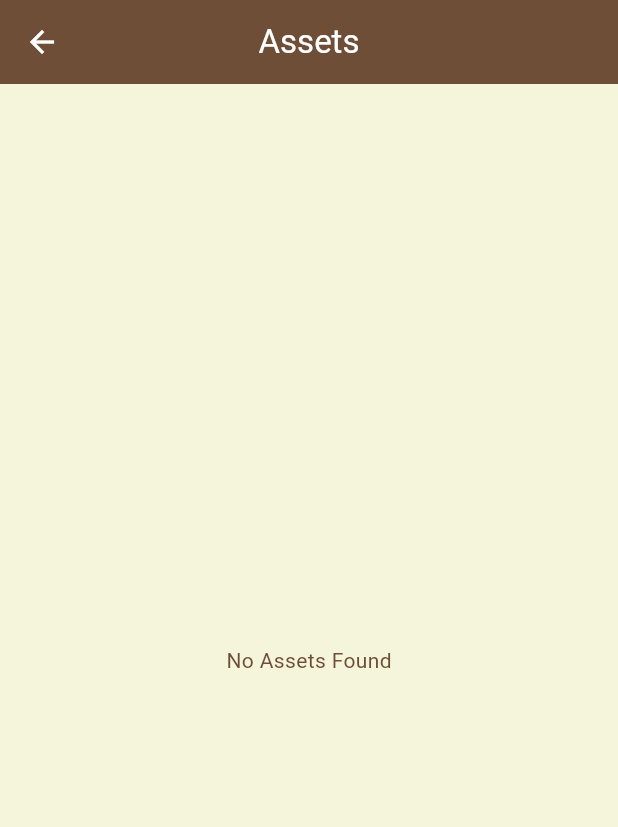
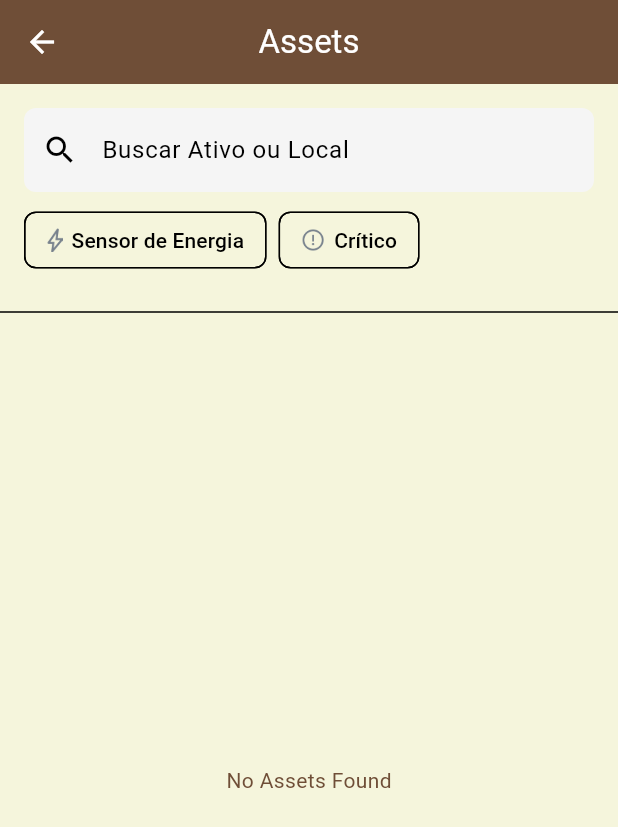
Before and after one commit to luizvnegrini/tractian, a Flutter app: the AssetsPage screen opened directly with empty values, on a phone screen of 412 x 824 dp. Shown: the top 827 px of the screen. Run offline on Flutter 3.47's test engine with Material 3 defaults, Android fonts, the phone set to English and light mode, and no system bars; our stand-ins replace dartz, equatable, flutter_bloc, get_it, go_router, stack_trace; network calls fail.

Commit message:
feat: FilterChip setup

```diff
--- a/app/lib/core/injection_container.dart
+++ b/app/lib/core/injection_container.dart
@@ -31,5 +31,6 @@ void _setupDomain() {
     ..registerFactory<BuildTreeNodes>(() => BuildTreeNodesImpl())
     ..registerFactory<FetchCompanies>(() => FetchDataImpl(_instance()))
     ..registerFactory<FetchAssets>(() => FetchAssetsImpl(_instance()))
-    ..registerFactory<FetchLocations>(() => FetchLocationsImpl(_instance()));
+    ..registerFactory<FetchLocations>(() => FetchLocationsImpl(_instance()))
+    ..registerFactory<SearchUsecase>(() => SearchUsecaseImpl());
 }
--- a/app/lib/domain/usecases/usecases.dart
+++ b/app/lib/domain/usecases/usecases.dart
@@ -2,3 +2,4 @@ export 'build_tree_nodes.dart';
 export 'fetch_assets.dart';
 export 'fetch_companies.dart';
 export 'fetch_locations.dart';
+export 'search_usecase.dart';
--- a/app/lib/presentation/assets/assets_page.dart
+++ b/app/lib/presentation/assets/assets_page.dart
@@ -1,3 +1,5 @@
+import 'dart:async';
+
 import 'package:external_dependencies/external_dependencies.dart';
 import 'package:flutter/material.dart';
 
@@ -15,10 +17,114 @@ class AssetsPage extends StatefulWidget {
 }
 
 class _AssetsPageState extends State<AssetsPage> {
+  late final AssetsPageBloc _bloc;
   final Map<String, bool> _expandedNodes = {};
+  final TextEditingController _searchController = TextEditingController();
+  final FocusNode _searchFocusNode = FocusNode();
+  Timer? _debounceTimer;
   static const double nodeHeight = 32.0;
   static const double levelIndent = 20.0;
   static const double iconSize = 20.0;
+  final Set<String> _selectedFilters = {};
+  static const String _energySensorFilter = 'energy_sensor';
+  static const String _criticalFilter = 'critical';
+
+  @override
+  void initState() {
+    super.initState();
+    _bloc = AssetsPageBloc(
+      buildTreeNodes: GetIt.I.get(),
+      fetchAssets: GetIt.I.get(),
+      fetchLocations: GetIt.I.get(),
+      searchUsecase: GetIt.I.get(),
+    )..fetch(widget.companyId);
+  }
+
+  @override
+  void dispose() {
+    _searchController.dispose();
+    _searchFocusNode.dispose();
+    _debounceTimer?.cancel();
+    _bloc.close();
+    super.dispose();
+  }
+
+  void _onSearchChanged(String query) {
+    _debounceTimer?.cancel();
+    _debounceTimer = Timer(const Duration(seconds: 2), () {
+      _bloc.search(query);
+    });
+  }
+
+  void _toggleFilter(String filter, bool isSelected) {
+    setState(() {
+      if (isSelected) {
+        _selectedFilters.remove(filter);
+      } else {
+        _selectedFilters.add(filter);
+      }
+    });
+  }
+
+  Widget _buildSearchBar() {
+    final isBoltChipSelected = _selectedFilters.contains('energy_sensor');
+    final isExclamationChipSelected = _selectedFilters.contains('critical');
+
+    return Container(
+      padding: const EdgeInsets.all(16),
+      child: Column(
+        children: [
+          TextField(
+            controller: _searchController,
+            focusNode: _searchFocusNode,
+            decoration: InputDecoration(
+              hintText: 'Buscar Ativo ou Local',
+              prefixIcon: const Icon(Icons.search),
+              border: OutlineInputBorder(
+                borderRadius: BorderRadius.circular(8),
+                borderSide: BorderSide.none,
+              ),
+              filled: true,
+              fillColor: Colors.grey[100],
+            ),
+            onChanged: (value) => _onSearchChanged(value),
+            onSubmitted: (value) {
+              _debounceTimer?.cancel();
+              _bloc.search(value);
+              _searchFocusNode.requestFocus();
+            },
+            textInputAction: TextInputAction.search,
+          ),
+          const SizedBox(height: 8),
+          Row(
+            children: [
+              _FilterChip(
+                label: 'Sensor de Energia',
+                iconPath: 'assets/images/filter_bolt.png',
+                isSelected: isBoltChipSelected,
+                onSelected: (_) {
+                  setState(() {
+                    _toggleFilter(_energySensorFilter, isBoltChipSelected);
+                  });
+                },
+              ),
+              const SizedBox(width: 8),
+              _FilterChip(
+                label: 'Crítico',
+                iconPath: 'assets/images/filter_exclamation.png',
+                isSelected: isExclamationChipSelected,
+                onSelected: (_) {
+                  setState(() {
+                    _toggleFilter(_criticalFilter, isExclamationChipSelected);
+                  });
+                },
+              ),
+            ],
+          ),
+        ],
+      ),
+    );
+  }
 
   void _toggleNode(TreeNode node) {
     setState(() {
@@ -62,9 +168,7 @@ class _AssetsPageState extends State<AssetsPage> {
     final hasChildren = node.children.isNotEmpty;
     final isExpanded = _expandedNodes[node.id] ?? false;
 
-    return Material(
-      color: Colors.transparent,
-      child: InkWell(
+    return InkWell(
       onTap: hasChildren ? () => _toggleNode(node) : null,
       child: Stack(
         children: [
@@ -115,40 +219,51 @@ class _AssetsPageState extends State<AssetsPage> {
           ),
         ],
       ),
-      ),
     );
   }
 
   @override
   Widget build(BuildContext context) {
-    return BlocProvider(
-      create: (context) => AssetsPageBloc(
-        buildTreeNodes: GetIt.I.get(),
-        fetchAssets: GetIt.I.get(),
-        fetchLocations: GetIt.I.get(),
-      )..fetch(widget.companyId),
+    return BlocProvider.value(
+      value: _bloc,
       child: Scaffold(
         appBar: AppBar(
           title: const Text('Assets'),
         ),
-        body: BlocBuilder<AssetsPageBloc, AssetsPageState>(
+        body: SafeArea(
+          child: Column(
+            children: [
+              _buildSearchBar(),
+              Divider(),
+              Expanded(
+                child: BlocBuilder<AssetsPageBloc, AssetsPageState>(
                   builder: (context, state) {
                     return state.maybeWhen(
-              loading: () => const Center(child: CircularProgressIndicator()),
-              orElse: () => const Center(child: Text('No Assets Found')),
-              loaded: (nodes) {
-                final flattenedNodes = _buildFlattenedList(nodes);
-
+                      loading: () =>
+                          const Center(child: CircularProgressIndicator()),
+                      orElse: () =>
+                          const Center(child: Text('No Assets Found')),
+                      loaded: (nodes, filteredNodes, activeFilters) {
+                        final nodesToShow =
+                            filteredNodes.isEmpty ? nodes : filteredNodes;
+                        final flattenedNodes = _buildFlattenedList(
+                          nodesToShow,
+                          0,
+                          const [],
+                        );
                         return ListView.builder(
                           itemCount: flattenedNodes.length,
                           itemBuilder: (context, index) {
-                    final flatNode = flattenedNodes[index];
-                    return _buildNodeRow(flatNode);
+                            return _buildNodeRow(flattenedNodes[index]);
                           },
                         );
                       },
                     );
                   },
+                ),
+              ),
+            ],
+          ),
         ),
       ),
     );
@@ -168,3 +283,41 @@ class _FlatNode {
     this.isExpanded,
   );
 }
+
+class _FilterChip extends StatelessWidget {
+  final String label;
+  final String iconPath;
+  final bool isSelected;
+  final ValueChanged<bool> onSelected;
+
+  const _FilterChip({
+    required this.label,
+    required this.iconPath,
+    required this.isSelected,
+    required this.onSelected,
+  });
+
+  @override
+  Widget build(BuildContext context) {
+    return FilterChip(
+      label: Row(
+        mainAxisSize: MainAxisSize.min,
+        children: [
+          Image.asset(
+            iconPath,
+            package: 'design_system',
+            height: 16,
+            color: isSelected ? Colors.white : null,
+          ),
+          const SizedBox(width: 6),
+          Text(label),
+        ],
+      ),
+      selected: isSelected,
+      onSelected: onSelected,
+      backgroundColor: Colors.transparent,
+      showCheckmark: false,
+      padding: const EdgeInsets.symmetric(horizontal: 6, vertical: 8),
+    );
+  }
+}
--- a/app/lib/presentation/assets/assets_page_state.dart
+++ b/app/lib/presentation/assets/assets_page_state.dart
@@ -26,14 +26,21 @@ sealed class AssetsPageState {
     T Function()? initial,
     T Function()? loading,
     T Function(String message)? error,
-    T Function(List<TreeNode> nodes)? loaded,
+    T Function(List<TreeNode> nodes, List<TreeNode> filteredNodes,
+            List<String> activeFilters)?
+        loaded,
     required T Function() orElse,
   }) {
     return switch (this) {
       Initial() => initial?.call() ?? orElse(),
       Loading() => loading?.call() ?? orElse(),
-      Error(message: final assets) => error?.call(assets) ?? orElse(),
-      Loaded(nodes: final nodes) => loaded?.call(nodes) ?? orElse(),
+      Error(message: final message) => error?.call(message) ?? orElse(),
+      Loaded(
+        nodes: final nodes,
+        filteredNodes: final filtered,
+        activeFilters: final filters
+      ) =>
+        loaded?.call(nodes, filtered, filters) ?? orElse(),
     };
   }
 
@@ -57,8 +64,14 @@ final class Loading extends AssetsPageState {
 
 final class Loaded extends AssetsPageState {
   final List<TreeNode> nodes;
+  final List<TreeNode> filteredNodes;
+  final List<String> activeFilters;
 
-  const Loaded(this.nodes);
+  const Loaded(
+    this.nodes, {
+    this.filteredNodes = const [],
+    this.activeFilters = const [],
+  });
 }
 
 final class Error extends AssetsPageState {
```
Also changed, not shown: app/lib/domain/usecases/search_usecase.dart (added, +27 -0 lines), app/lib/presentation/assets/assets_page_bloc.dart (+24 -8 lines), packages/design_system/assets/images/filter_bolt.png (added), packages/design_system/assets/images/filter_exclamation.png (added). Lines whose indentation alone changed are shown as unchanged.
